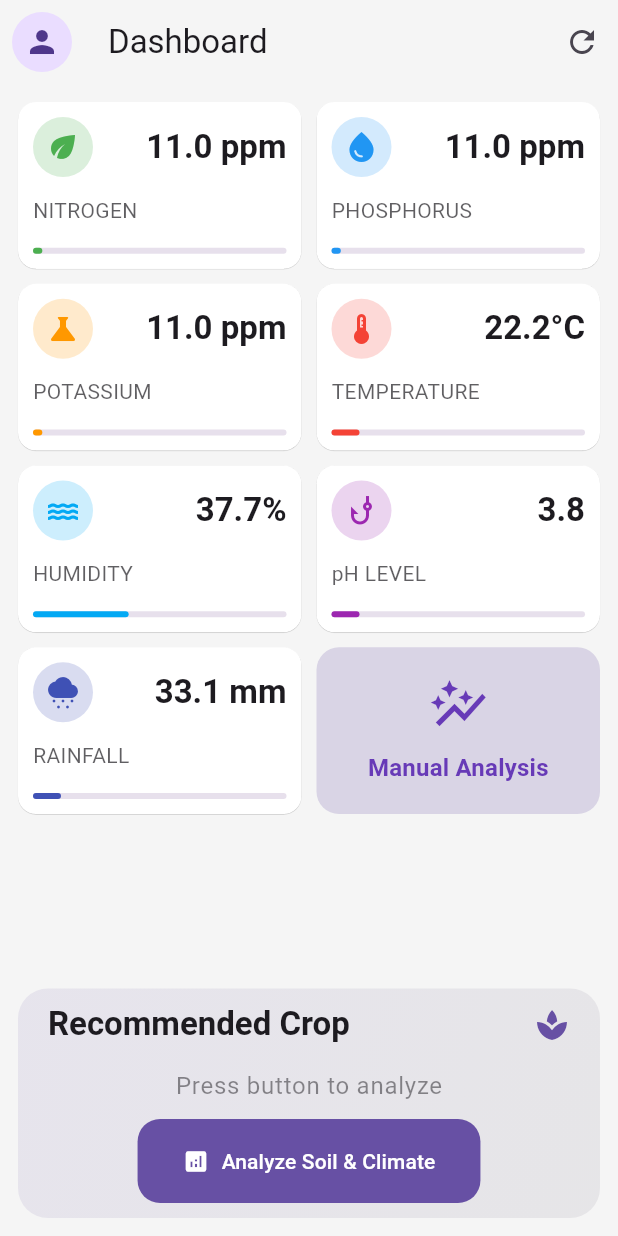
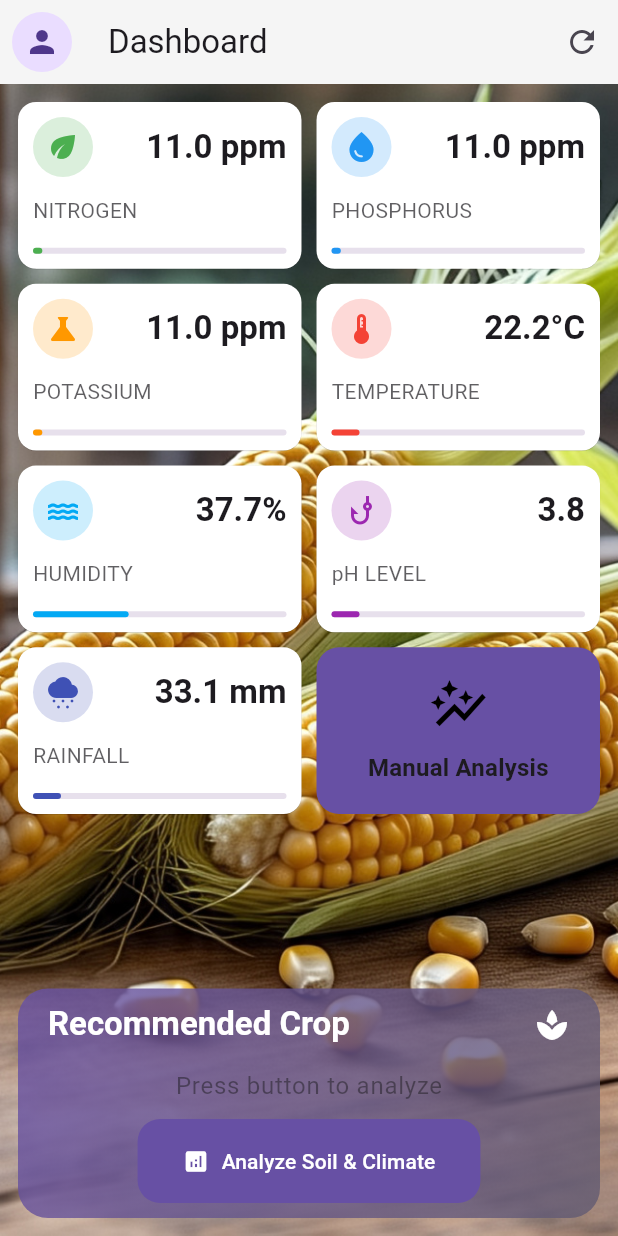
Before and after one commit to NgandweChishimba/crop_app, a Flutter app: the DashboardScreen screen opened directly, on a phone screen of 412 x 824 dp. Run offline on Flutter 3.47's test engine with Material 3 defaults, Android fonts, the phone set to English and light mode, and no system bars.

Commit message:
added background image

```diff
--- a/lib/main.dart
+++ b/lib/main.dart
@@ -1,5 +1,5 @@
 import 'package:crop_app/screens/home_screen.dart';
-import 'package:crop_app/screens/manual_analysis_screen.dart';
+import 'package:crop_app/screens/login_screen.dart';
 import 'package:flutter/material.dart';
 import 'screens/splash_screen.dart';
 
@@ -12,6 +12,7 @@ class MyApp extends StatelessWidget {
   Widget build(BuildContext context) {
     return MaterialApp(
       title: 'Crop Recommender',
+      debugShowCheckedModeBanner: false,
       theme: ThemeData(
         scaffoldBackgroundColor: Colors.grey.shade100,
         appBarTheme: AppBarTheme(
--- a/lib/screens/home_screen.dart
+++ b/lib/screens/home_screen.dart
@@ -69,7 +69,13 @@ class _DashboardScreenState extends State<DashboardScreen> {
 
   @override
   Widget build(BuildContext context) {
-    return Scaffold(
+    return Stack(
+      children: [
+        Image.asset("assets/maize.jpg",fit: BoxFit.cover,
+        width: double.infinity,
+          height: double.infinity,),
+        Scaffold(
+          backgroundColor: Colors.transparent,
           appBar: AppBar(
             leading: InkWell(
               onTap:
@@ -118,6 +124,8 @@ class _DashboardScreenState extends State<DashboardScreen> {
               ],
             ),
           ),
+        ),
+      ],
     );
   }
 
@@ -169,7 +177,7 @@ class _DashboardScreenState extends State<DashboardScreen> {
         style: FilledButton.styleFrom(
           backgroundColor: Theme.of(
             context,
-          ).colorScheme.primary.withOpacity(0.2),
+          ).colorScheme.primary,
           foregroundColor: Colors.black,
           shape: RoundedRectangleBorder(
             borderRadius: BorderRadius.circular(15),
@@ -196,11 +204,10 @@ class _DashboardScreenState extends State<DashboardScreen> {
           spacing: 10,
           mainAxisAlignment: MainAxisAlignment.center,
           children: [
-            Icon(Icons.auto_graph, size: 40, color: Colors.deepPurple),
+            Icon(Icons.auto_graph, size: 40),
             Text(
               "Manual Analysis",
               style: Theme.of(context).textTheme.titleMedium?.copyWith(
-                color: Colors.deepPurple,
                 fontWeight: FontWeight.bold,
               ),
             ),
@@ -294,8 +301,8 @@ class _DashboardScreenState extends State<DashboardScreen> {
         borderRadius: BorderRadius.circular(20),
         gradient: LinearGradient(
           colors: [
-            Theme.of(context).colorScheme.primary.withOpacity(0.1),
-            Theme.of(context).colorScheme.secondary.withOpacity(0.1),
+            Theme.of(context).colorScheme.primary.withOpacity(0.8),
+            Theme.of(context).colorScheme.secondary.withOpacity(0.8),
           ],
           begin: Alignment.topLeft,
           end: Alignment.bottomRight,
@@ -312,9 +319,9 @@ class _DashboardScreenState extends State<DashboardScreen> {
                   'Recommended Crop',
                   style: Theme.of(
                     context,
-                  ).textTheme.titleLarge?.copyWith(fontWeight: FontWeight.bold),
+                  ).textTheme.titleLarge?.copyWith(fontWeight: FontWeight.bold,color: Colors.white),
                 ),
-                Icon(Icons.spa, color: Theme.of(context).colorScheme.primary),
+                Icon(Icons.spa, color: Colors.white),
               ],
             ),
             const SizedBox(height: 15),
--- a/pubspec.yaml
+++ b/pubspec.yaml
@@ -59,8 +59,8 @@ flutter:
   uses-material-design: true
 
   # To add assets to your application, add an assets section, like this:
-  # assets:
-  #   - images/a_dot_burr.jpeg
+  assets:
+     - assets/
   #   - images/a_dot_ham.jpeg
 
   # An image asset can refer to one or more resolution-specific "variants", see
```
Also changed, not shown: lib/screens/login_screen.dart (+16 -1 lines), assets/maize.jpg (added). Lines whose indentation alone changed are shown as unchanged.
